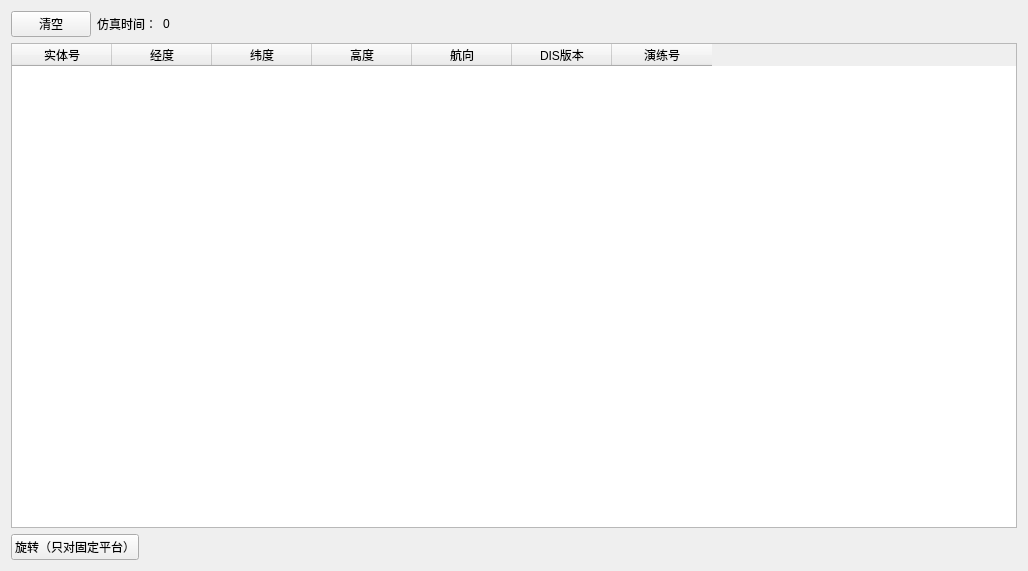
Qt form disdemo/demo-cppcontrol/mainwindow.ui (NJ-SunJiawei/ntn-platform) before a commit.
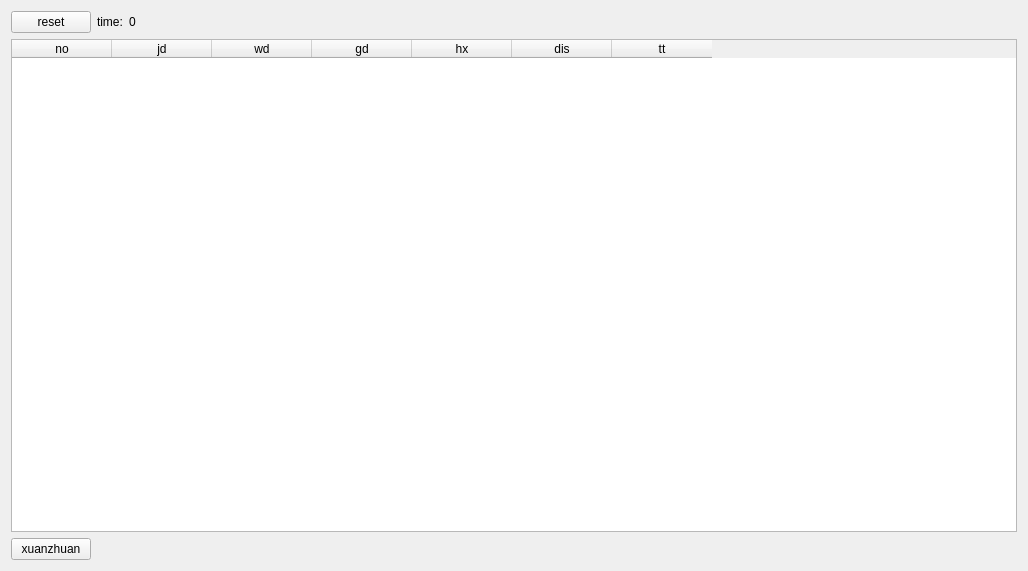
The same form after that commit.

The edit to the form file:
```diff
--- a/disdemo/demo-cppcontrol/mainwindow.ui
+++ b/disdemo/demo-cppcontrol/mainwindow.ui
@@ -20,14 +20,14 @@
       <item>
        <widget class="QPushButton" name="pushButtonClear">
         <property name="text">
-         <string>清空</string>
+         <string>reset</string>
         </property>
        </widget>
       </item>
       <item>
        <widget class="QLabel" name="label">
         <property name="text">
-         <string>仿真时间：</string>
+         <string>time:</string>
         </property>
        </widget>
       </item>
@@ -62,37 +62,37 @@
       </property>
       <column>
        <property name="text">
-        <string>实体号</string>
+        <string>no</string>
        </property>
       </column>
       <column>
        <property name="text">
-        <string>经度</string>
+        <string>jd</string>
        </property>
       </column>
       <column>
        <property name="text">
-        <string>纬度</string>
+        <string>wd</string>
        </property>
       </column>
       <column>
        <property name="text">
-        <string>高度</string>
+        <string>gd</string>
        </property>
       </column>
       <column>
        <property name="text">
-        <string>航向</string>
+        <string>hx</string>
        </property>
       </column>
       <column>
        <property name="text">
-        <string>DIS版本</string>
+        <string>dis</string>
        </property>
       </column>
       <column>
        <property name="text">
-        <string>演练号</string>
+        <string>tt</string>
        </property>
       </column>
      </widget>
@@ -105,7 +105,7 @@
       <item>
        <widget class="QPushButton" name="pushButtonLeft">
         <property name="text">
-         <string>旋转（只对固定平台）</string>
+         <string>xuanzhuan</string>
         </property>
        </widget>
       </item>
```
